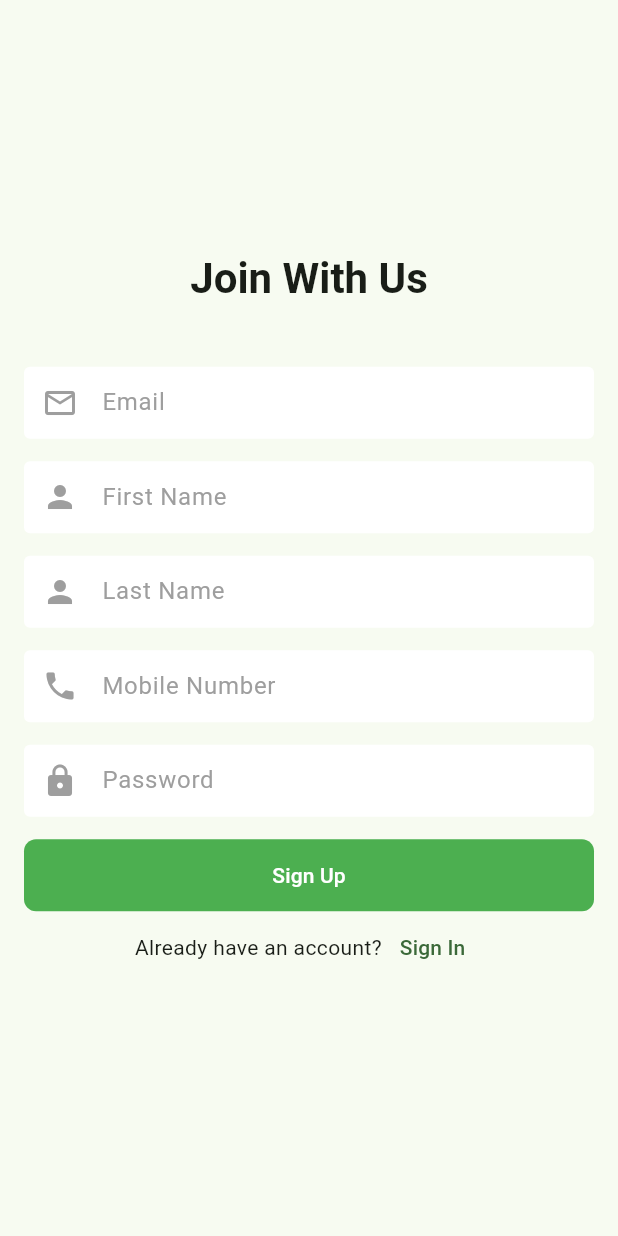
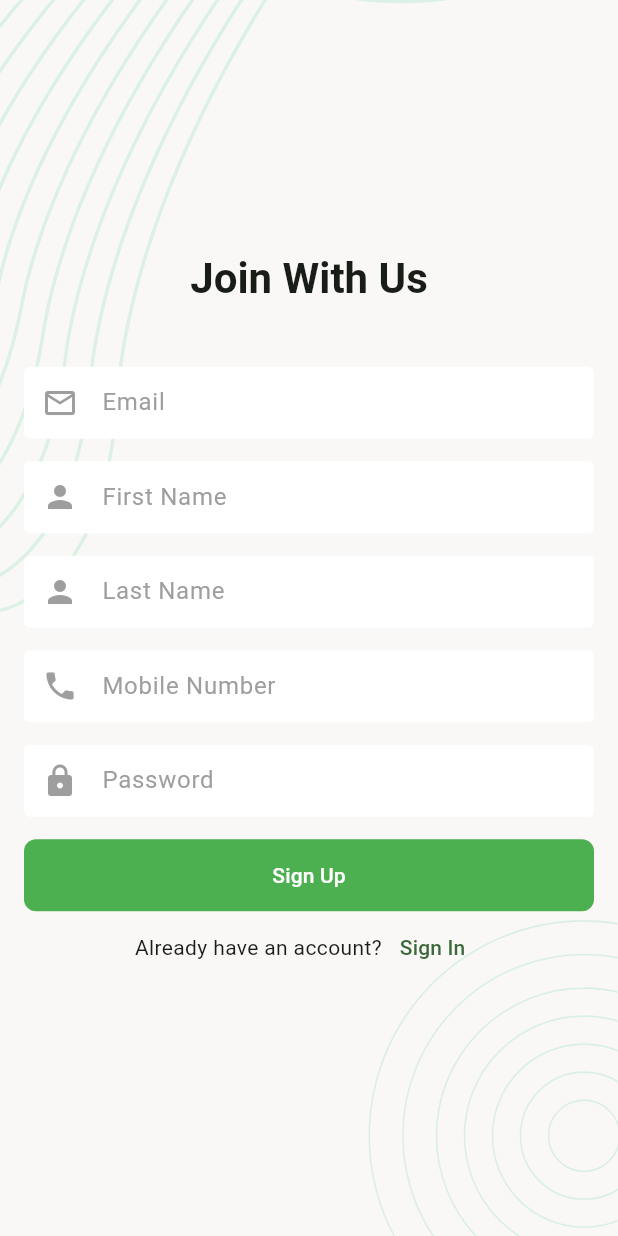
Before and after one commit to iqbal221/Task_Manager_App, a Flutter app: the screen it shows after launch, on a phone screen of 412 x 824 dp. Run offline on Flutter 3.47's test engine with Material 3 defaults, Android fonts, the light colour scheme and no system bars; our stand-ins replace email_validator, flutter_svg, logger.

Commit message:
screen background added

```diff
--- /dev/null
+++ b/lib/core/assets_path.dart
@@ -0,0 +1,4 @@
+class AssetPaths {
+  static const String logo = 'assets/images/logo.png';
+  static const String backgroundSvg = 'assets/images/background.svg';
+}
--- a/lib/presentation/screens/sign_up_screen.dart
+++ b/lib/presentation/screens/sign_up_screen.dart
@@ -2,6 +2,7 @@ import 'package:email_validator/email_validator.dart';
 import 'package:flutter/material.dart';
 import 'package:task_manager_apps/core/urls.dart';
 import 'package:task_manager_apps/data/service/api_caller.dart';
+import 'package:task_manager_apps/presentation/widgets/screen_background.dart';
 import 'package:task_manager_apps/presentation/widgets/snack_bar_message.dart';
 
 class SignUpScreen extends StatefulWidget {
@@ -26,7 +27,8 @@ class _SignUpScreenState extends State<SignUpScreen> {
   @override
   Widget build(BuildContext context) {
     return Scaffold(
-      body: Padding(
+      body: ScreenBackground(
+        child: Padding(
           padding: const EdgeInsets.all(16),
           child: Form(
             key: _formKey,
@@ -146,6 +148,7 @@ class _SignUpScreenState extends State<SignUpScreen> {
             ),
           ),
         ),
+      ),
     );
   }
 
--- /dev/null
+++ b/lib/presentation/widgets/screen_background.dart
@@ -0,0 +1,24 @@
+import 'package:flutter/material.dart';
+import 'package:flutter_svg/svg.dart';
+import 'package:task_manager_apps/core/assets_path.dart';
+
+class ScreenBackground extends StatelessWidget {
+  const ScreenBackground({super.key, required this.child});
+
+  final Widget child;
+
+  @override
+  Widget build(BuildContext context) {
+    return Stack(
+      children: [
+        SvgPicture.asset(
+          AssetPaths.backgroundSvg,
+          width: double.maxFinite,
+          height: double.maxFinite,
+          fit: BoxFit.cover,
+        ),
+        SafeArea(child: child),
+      ],
+    );
+  }
+}
```
Also changed, not shown: pubspec.yaml (+4 -70 lines), assets/images/background.svg (added), pubspec.lock. Lines whose indentation alone changed are shown as unchanged.
